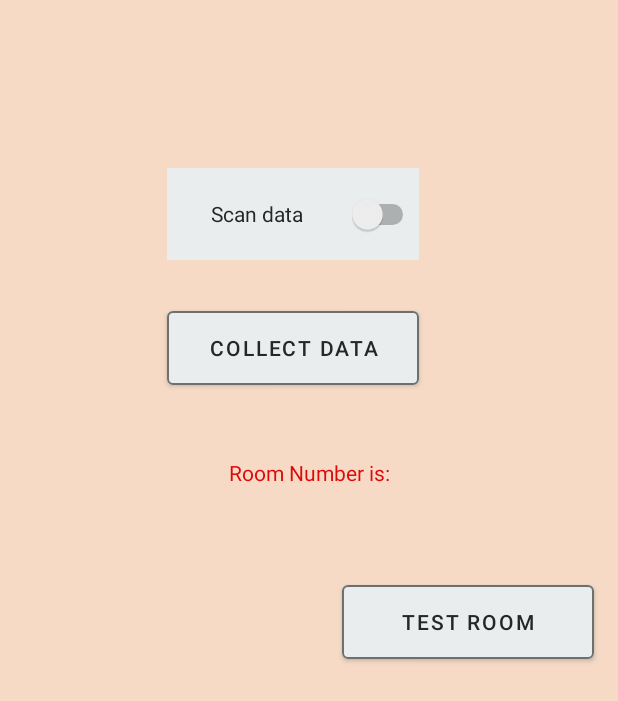
After one commit to Mobile-Computing-Winter-2021/Mobile-Computing, an Android app: the layout activity_i_m_u_localization.xml on its own in the app's theme, with its tools: preview values and no code run, on a phone screen of 412 x 824 dp. The commit adds this screen. Shown: the top 701 px of the screen. Run offline under Robolectric (Android 15) with nearby library versions, the phone set to English and light mode, and no system bars.

Commit message:
Final Submission With Optional2

```diff
--- a/app/src/main/AndroidManifest.xml
+++ b/app/src/main/AndroidManifest.xml
@@ -7,6 +7,7 @@
     <uses-permission android:name="android.permission.ACCESS_COARSE_LOCATION" />
     <uses-permission android:name="android.permission.ACCESS_NETWORK_STATE" />
     <uses-permission android:name="android.permission.ACCESS_FINE_LOCATION" />
+    <uses-permission android:name="android.permission.ACTIVITY_RECOGNITION"/>
 
     <application
         android:allowBackup="true"
@@ -15,7 +16,8 @@
         android:roundIcon="@mipmap/ic_launcher_round"
         android:supportsRtl="true"
         android:theme="@style/Theme.Assignment5">
-        <activity android:name=".TestKnn"></activity>
+        <activity android:name=".IMULocalization"></activity>
+        <activity android:name=".TestKnn" />
         <activity android:name=".Plot" />
         <activity android:name=".MainActivity">
             <intent-filter>
--- /dev/null
+++ b/app/src/main/res/layout/activity_i_m_u_localization.xml
@@ -0,0 +1,76 @@
+<?xml version="1.0" encoding="utf-8"?>
+<androidx.constraintlayout.widget.ConstraintLayout xmlns:android="http://schemas.android.com/apk/res/android"
+    xmlns:app="http://schemas.android.com/apk/res-auto"
+    xmlns:tools="http://schemas.android.com/tools"
+    android:layout_width="match_parent"
+    android:layout_height="match_parent"
+    android:background="#F6DAC6"
+    tools:context=".IMULocalization">
+
+    <TextView
+        android:id="@+id/showtest"
+        android:layout_width="215dp"
+        android:layout_height="49dp"
+        android:layout_marginTop="28dp"
+        android:backgroundTint="#E9EDED"
+        android:gravity="center"
+        android:text="Room Number is:"
+        android:textAlignment="center"
+        android:textColor="#DF0909"
+        app:layout_constraintEnd_toEndOf="parent"
+        app:layout_constraintStart_toStartOf="parent"
+        app:layout_constraintTop_toBottomOf="@+id/cdata"
+        app:strokeColor="#7B7E7E"
+        app:strokeWidth="1dp" />
+
+    <Button
+        android:id="@+id/TestRoom"
+        android:layout_width="168dp"
+        android:layout_height="61dp"
+        android:layout_marginTop="44dp"
+        android:backgroundTint="#E9EDED"
+        android:gravity="center"
+        android:text="Test Room"
+        android:textColor="#272626"
+        app:layout_constraintBottom_toBottomOf="parent"
+        app:layout_constraintEnd_toEndOf="parent"
+        app:layout_constraintHorizontal_bias="0.934"
+        app:layout_constraintStart_toStartOf="parent"
+        app:layout_constraintTop_toBottomOf="@+id/showtest"
+        app:layout_constraintVertical_bias="0.0"
+        app:strokeColor="#6D7070"
+        app:strokeWidth="1dp" />
+
+    <Switch
+        android:id="@+id/switch1"
+        android:layout_width="168dp"
+        android:layout_height="61dp"
+        android:layout_marginTop="112dp"
+        android:background="#E9EDED"
+        android:gravity="center"
+        android:text="Scan data"
+        android:textColor="#272626"
+        app:layout_constraintEnd_toEndOf="parent"
+        app:layout_constraintHorizontal_bias="0.456"
+        app:layout_constraintStart_toStartOf="parent"
+        app:layout_constraintTop_toTopOf="parent"
+        app:strokeColor="#6D7070"
+        app:strokeWidth="1dp"
+        tools:ignore="UseSwitchCompatOrMaterialXml" />
+
+    <Button
+        android:id="@+id/cdata"
+        android:layout_width="168dp"
+        android:layout_height="61dp"
+        android:layout_marginTop="28dp"
+        android:backgroundTint="#E9EDED"
+        android:gravity="center"
+        android:text="Collect Data"
+        android:textColor="#272626"
+        app:layout_constraintEnd_toEndOf="parent"
+        app:layout_constraintHorizontal_bias="0.456"
+        app:layout_constraintStart_toStartOf="parent"
+        app:layout_constraintTop_toBottomOf="@+id/switch1"
+        app:strokeColor="#6D7070"
+        app:strokeWidth="1dp" />
+</androidx.constraintlayout.widget.ConstraintLayout>
```
Also changed, not shown: app/src/main/java/com/example/assignment5/IMUData.java (added, +205 -0 lines), app/src/main/java/com/example/assignment5/IMULocalization.java (added, +228 -0 lines), app/src/main/res/layout/activity_main.xml (+22 -6 lines).
